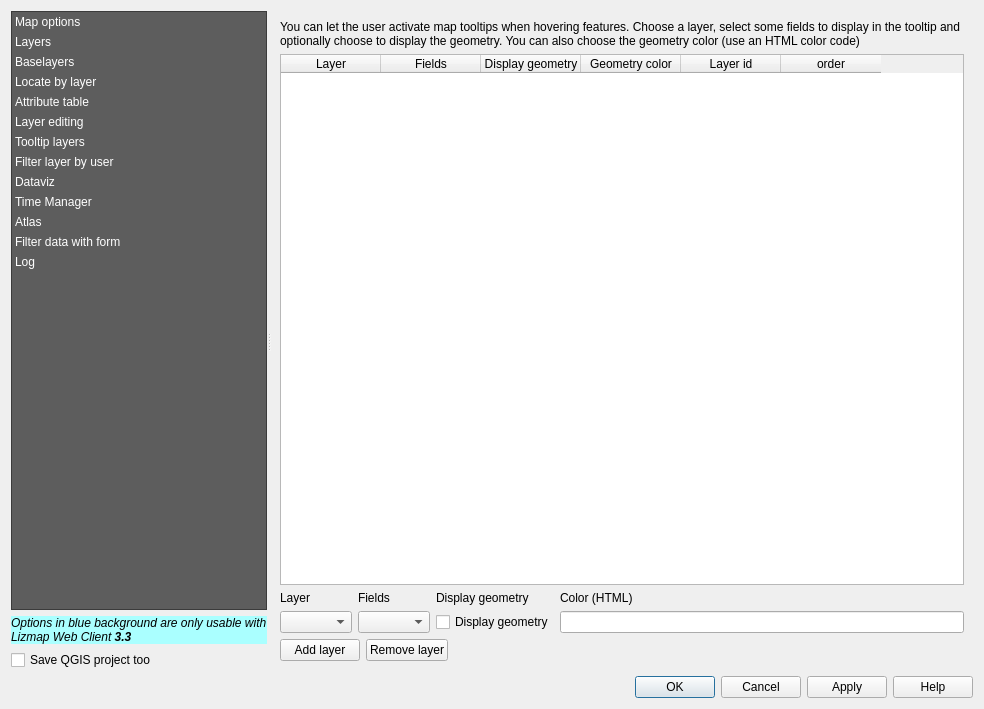
The window that resources/ui/ui_lizmap.ui (3liz/lizmap-plugin) describes before a commit, drawn with Qt 5.
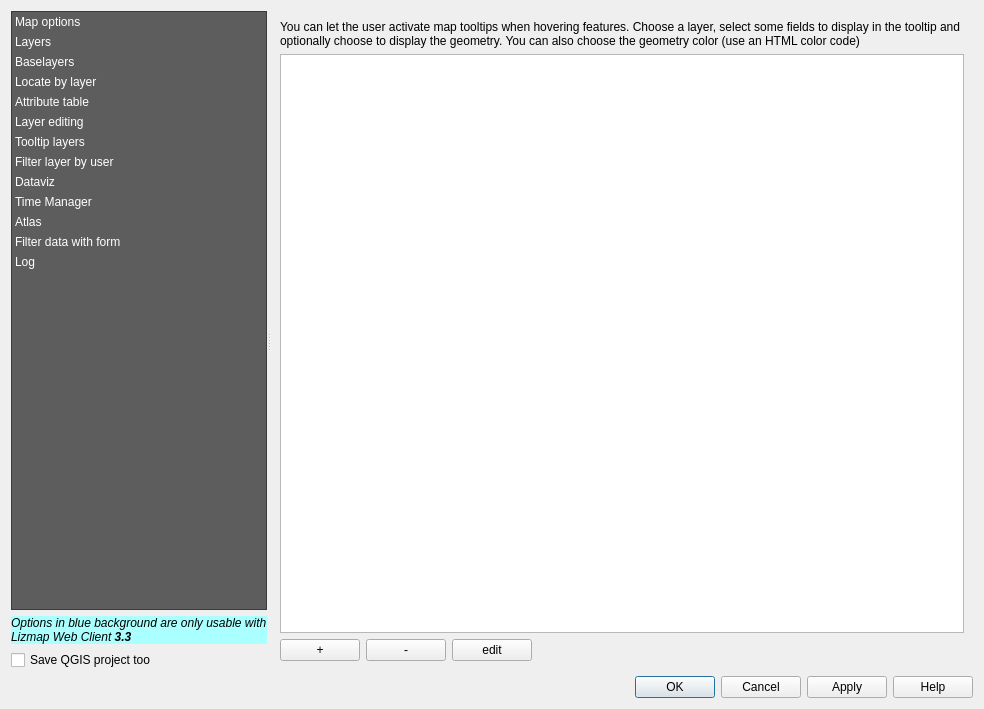
The same window after the commit. The open tabs and pages were chosen to show the change. Custom widgets are drawn as their Qt base class.

Commit message: port tooltip panel

```diff
--- a/resources/ui/ui_lizmap.ui
+++ b/resources/ui/ui_lizmap.ui
@@ -2802,126 +2802,28 @@
                 </widget>
                </item>
                <item>
-                <widget class="QTableWidget" name="twTooltipLayerList">
-                 <property name="editTriggers">
-                  <set>QAbstractItemView::NoEditTriggers</set>
-                 </property>
-                 <column>
-                  <property name="text">
-                   <string>Layer</string>
-                  </property>
-                 </column>
-                 <column>
-                  <property name="text">
-                   <string>Fields</string>
-                  </property>
-                 </column>
-                 <column>
-                  <property name="text">
-                   <string>Display geometry</string>
-                  </property>
-                 </column>
-                 <column>
-                  <property name="text">
-                   <string>Geometry color</string>
-                  </property>
-                 </column>
-                 <column>
-                  <property name="text">
-                   <string>Layer id</string>
-                  </property>
-                 </column>
-                 <column>
-                  <property name="text">
-                   <string>order</string>
-                  </property>
-                 </column>
-                </widget>
-               </item>
-               <item>
-                <layout class="QGridLayout" name="gridLayout_7">
-                 <item row="0" column="0">
-                  <widget class="QLabel" name="label_3">
-                   <property name="styleSheet">
-                    <string notr="true"/>
-                   </property>
-                   <property name="text">
-                    <string>Layer</string>
-                   </property>
-                  </widget>
-                 </item>
-                 <item row="1" column="0">
-                  <widget class="QgsMapLayerComboBox" name="liTooltipLayer">
-                   <property name="styleSheet">
-                    <string notr="true"/>
-                   </property>
-                  </widget>
-                 </item>
-                 <item row="0" column="3">
-                  <widget class="QLabel" name="label_6">
-                   <property name="styleSheet">
-                    <string notr="true"/>
-                   </property>
-                   <property name="text">
-                    <string>Color (HTML)</string>
-                   </property>
-                  </widget>
-                 </item>
-                 <item row="1" column="2">
-                  <widget class="QCheckBox" name="cbTooltipLayerDisplayGeom">
-                   <property name="styleSheet">
-                    <string notr="true"/>
-                   </property>
-                   <property name="text">
-                    <string>Display geometry</string>
-                   </property>
-                  </widget>
-                 </item>
-                 <item row="1" column="3">
-                  <widget class="QLineEdit" name="inTooltipLayerColorGeom">
-                   <property name="styleSheet">
-                    <string notr="true"/>
-                   </property>
-                  </widget>
-                 </item>
-                 <item row="0" column="1">
-                  <widget class="QLabel" name="label_4">
-                   <property name="styleSheet">
-                    <string notr="true"/>
-                   </property>
-                   <property name="text">
-                    <string>Fields</string>
-                   </property>
-                  </widget>
-                 </item>
-                 <item row="0" column="2">
-                  <widget class="QLabel" name="label_5">
-                   <property name="styleSheet">
-                    <string notr="true"/>
-                   </property>
-                   <property name="text">
-                    <string>Display geometry</string>
-                   </property>
-                  </widget>
-                 </item>
-                 <item row="1" column="1">
-                  <widget class="QComboBox" name="inTooltipLayerFields"/>
-                 </item>
-                </layout>
+                <widget class="QTableWidget" name="table_tooltip"/>
                </item>
                <item>
                 <layout class="QHBoxLayout" name="horizontalLayout">
                  <item>
                   <widget class="QPushButton" name="btTooltipLayerAdd">
                    <property name="text">
-                    <string>Add layer</string>
+                    <string notr="true">+</string>
                    </property>
                   </widget>
                  </item>
                  <item>
                   <widget class="QPushButton" name="btTooltipLayerDel">
                    <property name="text">
-                    <string>Remove layer</string>
+                    <string notr="true">-</string>
+                   </property>
+                  </widget>
+                 </item>
+                 <item>
+                  <widget class="QPushButton" name="edit_tooltip_button">
+                   <property name="text">
+                    <string notr="true">edit</string>
                    </property>
                   </widget>
                  </item>
```
Left out of the diff: 25 changed lines with no effect on the pictures. The commit also changes 10 other files.
